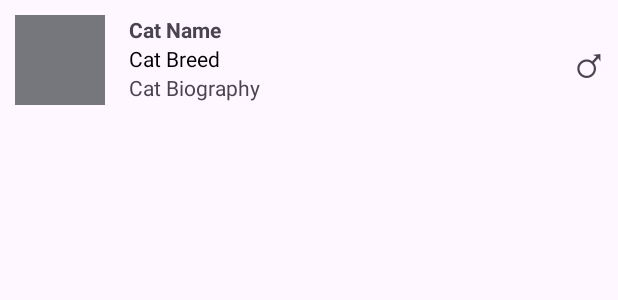
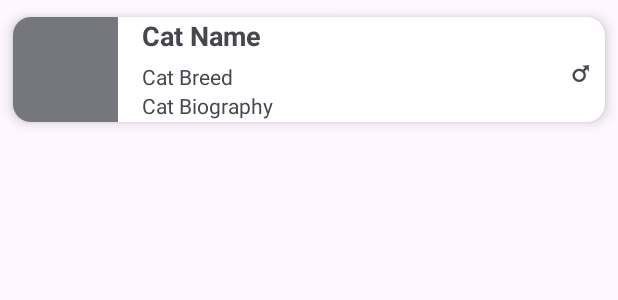
Before and after one commit to skyd0se/LAB_WEEK_06, an Android app: the layout item_list.xml on its own in the app's theme, with its tools: preview values and no code run, on a phone screen of 412 x 824 dp. Shown: the top 300 px of the screen. Run offline under Robolectric (Android 15) with nearby library versions, the phone set to English and light mode, and no system bars.

Commit message:
Commit No.4 - Assignment

```diff
--- a/app/src/main/java/com/example/lab_week_06/CatAdapter.kt
+++ b/app/src/main/java/com/example/lab_week_06/CatAdapter.kt
@@ -80,5 +80,4 @@ imageLoader: ImageLoader, private val onClickListener:
             removeItem(position)
         }
     }
-
         }
--- a/app/src/main/res/layout/item_list.xml
+++ b/app/src/main/res/layout/item_list.xml
@@ -1,15 +1,19 @@
 <?xml version="1.0" encoding="utf-8"?>
-<androidx.constraintlayout.widget.ConstraintLayout
-    xmlns:android="http://schemas.android.com/apk/res/android"
+<androidx.cardview.widget.CardView xmlns:android="http://schemas.android.com/apk/res/android"
     xmlns:app="http://schemas.android.com/apk/res-auto"
     xmlns:tools="http://schemas.android.com/tools"
     android:layout_width="match_parent"
     android:layout_height="wrap_content"
-    android:padding="10dp">
+    app:cardCornerRadius="12dp"
+    app:cardElevation="5dp"
+    app:cardUseCompatPadding="true">
+<androidx.constraintlayout.widget.ConstraintLayout
+    android:layout_width="match_parent"
+    android:layout_height="wrap_content">
     <ImageView
         android:id="@+id/cat_photo"
-        android:layout_width="60dp"
-        android:layout_height="60dp"
+        android:layout_width="70dp"
+        android:layout_height="70dp"
         app:layout_constraintStart_toStartOf="parent"
         app:layout_constraintTop_toTopOf="parent"
         tools:background="@color/material_dynamic_neutral50" />
@@ -19,14 +23,15 @@
         android:layout_height="wrap_content"
         android:layout_marginStart="16dp"
         android:textStyle="bold"
+        android:textSize="18sp"
         app:layout_constraintStart_toEndOf="@+id/cat_photo"
         app:layout_constraintTop_toTopOf="parent"
-        tools:text="Cat Name" />
+        tools:text="Cat Name"
+        android:paddingBottom="5dp" />
     <TextView
         android:id="@+id/cat_breed"
         android:layout_width="wrap_content"
         android:layout_height="wrap_content"
-        android:textColor="@color/black"
         app:layout_constraintStart_toStartOf="@+id/cat_name"
         app:layout_constraintTop_toBottomOf="@+id/cat_name"
         tools:text="Cat Breed" />
@@ -41,9 +46,12 @@
         android:id="@+id/cat_gender"
         android:layout_width="wrap_content"
         android:layout_height="wrap_content"
-        android:textSize="30sp"
+        android:textSize="20sp"
         app:layout_constraintBottom_toBottomOf="parent"
         app:layout_constraintEnd_toEndOf="parent"
         app:layout_constraintTop_toTopOf="parent"
-        tools:text="&#9794;" />
+        android:textStyle="bold"
+        tools:text="&#9794;"
+        android:layout_marginEnd="10dp"/>
 </androidx.constraintlayout.widget.ConstraintLayout>
+</androidx.cardview.widget.CardView >
```
Also changed, not shown: app/src/main/java/com/example/lab_week_06/MainActivity.kt (+49 -0 lines).
